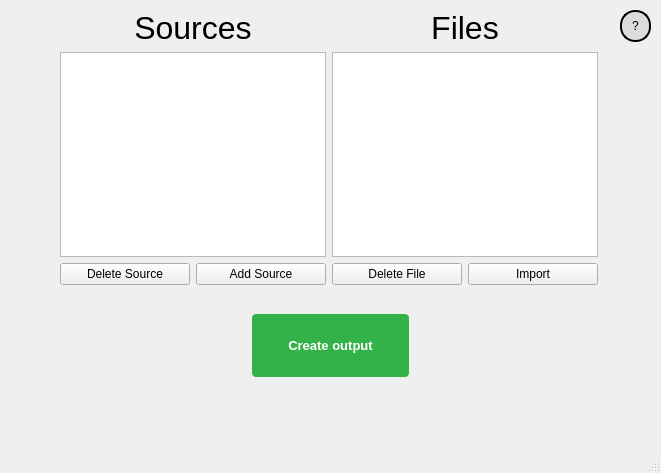
Old version of the form src/uiFile.ui in the repository andrewh1011/project_elevate.
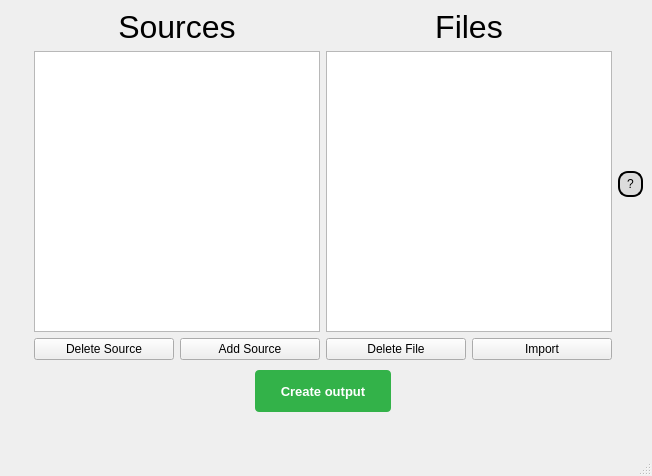
New version of the form.

Commit message: entire UI is now responsive to different window sizes

Diff of the .ui file:
```diff
--- a/src/uiFile.ui
+++ b/src/uiFile.ui
@@ -6,8 +6,8 @@
    <rect>
     <x>0</x>
     <y>0</y>
-    <width>661</width>
-    <height>473</height>
+    <width>652</width>
+    <height>476</height>
    </rect>
   </property>
   <property name="font">
@@ -19,14 +19,42 @@
    <string>Project Elevate</string>
   </property>
   <widget class="QWidget" name="centralwidget">
+   <layout class="QGridLayout" name="gridLayout">
+    <item row="0" column="2">
+     <widget class="QPushButton" name="tutorialBtn">
+      <property name="sizePolicy">
+       <sizepolicy hsizetype="Fixed" vsizetype="Fixed">
+        <horstretch>0</horstretch>
+        <verstretch>0</verstretch>
+       </sizepolicy>
+      </property>
+      <property name="minimumSize">
+       <size>
+        <width>25</width>
+        <height>25</height>
+       </size>
+      </property>
+      <property name="styleSheet">
+       <string notr="true">background-color: #DCDCDC;
+border-style: outset;
+border-width: 2px;
+border-radius: 10px;
+border-color: black;
+padding: 4px;
+color: black;</string>
+      </property>
+      <property name="text">
+       <string>?</string>
+      </property>
+     </widget>
+    </item>
+    <item row="3" column="1" colspan="2">
    <widget class="QLabel" name="actionLabel">
-    <property name="geometry">
-     <rect>
-      <x>30</x>
-      <y>389</y>
-      <width>601</width>
-      <height>41</height>
-     </rect>
+      <property name="sizePolicy">
+       <sizepolicy hsizetype="Preferred" vsizetype="Preferred">
+        <horstretch>0</horstretch>
+        <verstretch>0</verstretch>
+       </sizepolicy>
     </property>
     <property name="font">
      <font>
@@ -44,44 +72,8 @@
      <set>Qt::AlignCenter</set>
     </property>
    </widget>
-   <widget class="QPushButton" name="startBtn">
-    <property name="geometry">
-     <rect>
-      <x>250</x>
-      <y>310</y>
-      <width>161</width>
-      <height>71</height>
-     </rect>
-    </property>
-    <property name="font">
-     <font>
-      <pointsize>10</pointsize>
-      <weight>75</weight>
-      <bold>true</bold>
-     </font>
-    </property>
-    <property name="styleSheet">
-     <string notr="true">background-color: #33b249;
-border: none;
-color: #FFFFFF;
-border-radius: 4px;
-text-align: center;
-text-decoration: none;
-margin: 4px 2px;</string>
-    </property>
-    <property name="text">
-     <string>Create output</string>
-    </property>
-   </widget>
-   <widget class="QWidget" name="layoutWidget">
-    <property name="geometry">
-     <rect>
-      <x>60</x>
-      <y>10</y>
-      <width>538</width>
-      <height>275</height>
-     </rect>
-    </property>
+    </item>
+    <item row="0" column="1">
     <layout class="QHBoxLayout" name="horizontalLayout_2">
      <item>
       <layout class="QVBoxLayout" name="verticalLayout_3">
@@ -200,28 +192,64 @@
       </layout>
      </item>
     </layout>
-   </widget>
-   <widget class="QPushButton" name="tutorialBtn">
-    <property name="geometry">
-     <rect>
-      <x>620</x>
-      <y>10</y>
-      <width>31</width>
-      <height>32</height>
-     </rect>
+    </item>
+    <item row="0" column="0">
+     <spacer name="horizontalSpacer">
+      <property name="orientation">
+       <enum>Qt::Horizontal</enum>
+      </property>
+      <property name="sizeType">
+       <enum>QSizePolicy::Minimum</enum>
+      </property>
+      <property name="sizeHint" stdset="0">
+       <size>
+        <width>25</width>
+        <height>20</height>
+       </size>
+      </property>
+     </spacer>
+    </item>
+    <item row="2" column="1" alignment="Qt::AlignHCenter">
+     <widget class="QPushButton" name="startBtn">
+      <property name="sizePolicy">
+       <sizepolicy hsizetype="Minimum" vsizetype="Expanding">
+        <horstretch>0</horstretch>
+        <verstretch>0</verstretch>
+       </sizepolicy>
+      </property>
+      <property name="maximumSize">
+       <size>
+        <width>16777215</width>
+        <height>50</height>
+       </size>
+      </property>
+      <property name="font">
+       <font>
+        <pointsize>10</pointsize>
+        <weight>75</weight>
+        <bold>true</bold>
+       </font>
+      </property>
+      <property name="layoutDirection">
+       <enum>Qt::LeftToRight</enum>
     </property>
     <property name="styleSheet">
-     <string notr="true">background-color: #DCDCDC;
-border-style: outset;
-border-width: 2px;
-border-radius: 15px;
-border-color: black;
-padding: 4px;</string>
+       <string notr="true">background-color: #33b249;
+border: none;
+color: #FFFFFF;
+border-radius: 4px;
+text-align: center;
+text-decoration: none;
+margin: 4px 2px;
+padding-left: 25px;
+padding-right: 25px;</string>
     </property>
     <property name="text">
-     <string>?</string>
-    </property>
-   </widget>
+       <string>Create output</string>
+      </property>
+     </widget>
+    </item>
+   </layout>
   </widget>
   <widget class="QMenuBar" name="menubar">
    <property name="geometry">
```
Left out of the diff: 2 changed lines with no effect on the pictures. Lines whose indentation alone changed are shown as unchanged. The commit also changes 3 other files.
